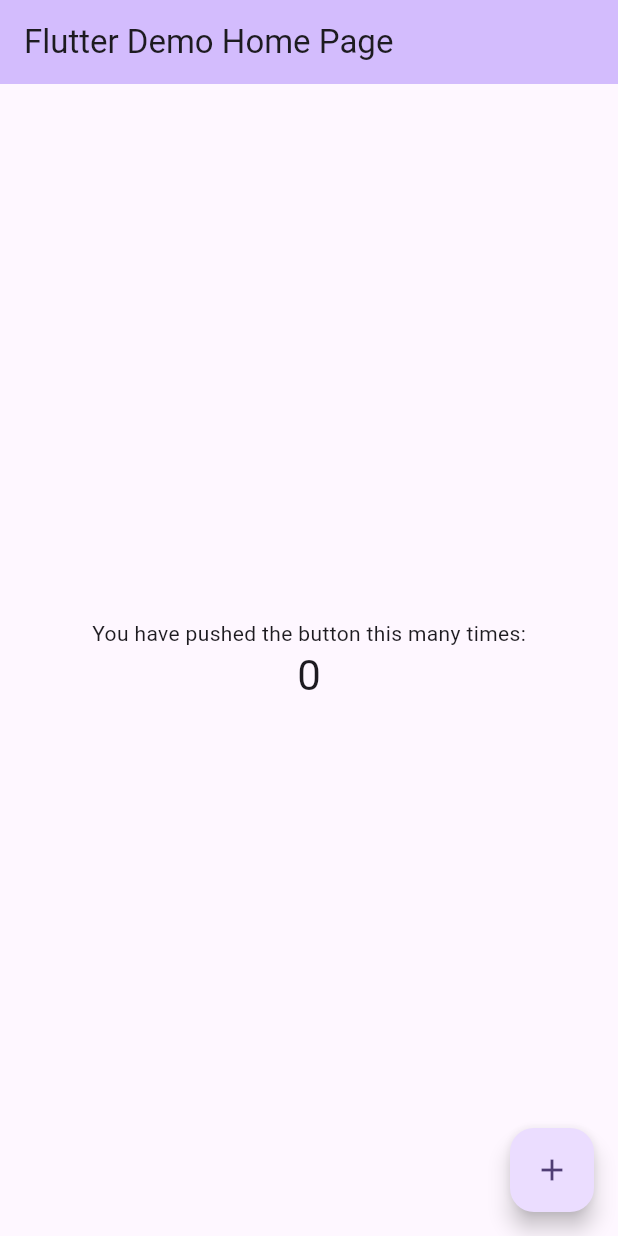
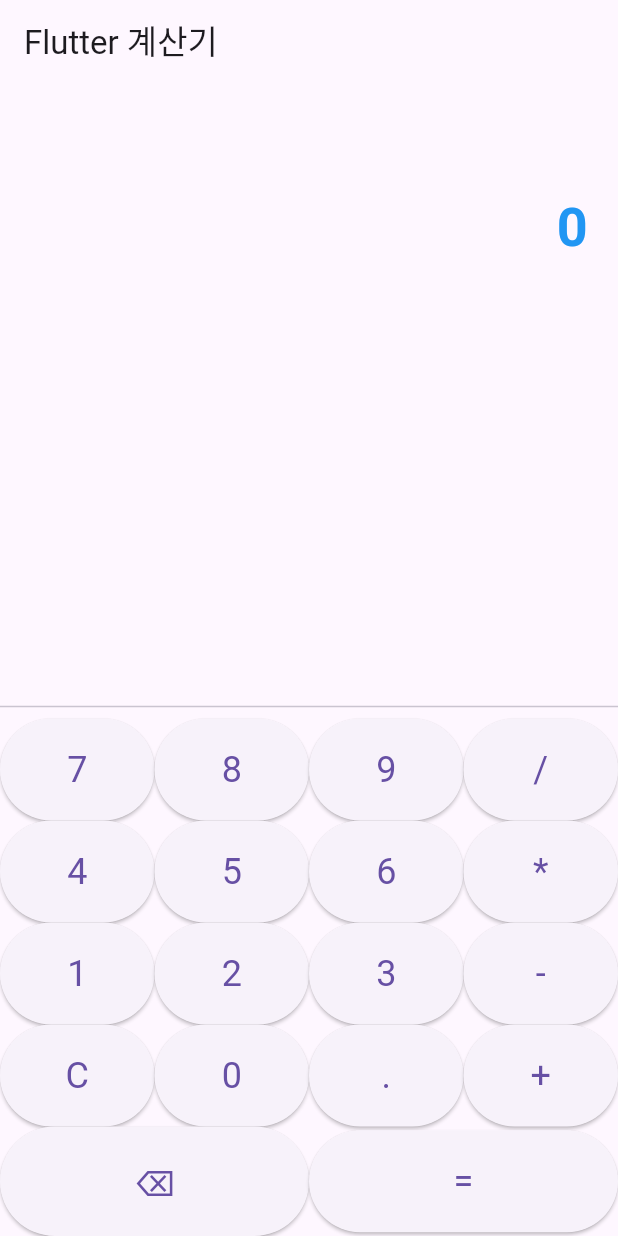
Before and after one commit to iampeel/flutter_self02, a Flutter app: the screen it shows after launch, on a phone screen of 412 x 824 dp. Run offline on Flutter 3.47's test engine with Material 3 defaults, Android fonts, the phone set to English and light mode, and no system bars; our stand-ins replace math_expressions.

Commit message:
계산기, 주석 안달림

```diff
--- a/lib/main.dart
+++ b/lib/main.dart
@@ -1,125 +1,17 @@
+// main.dart
 import 'package:flutter/material.dart';
+import 'screens/calculator_screen.dart';
 
 void main() {
-  runApp(const MyApp());
+  runApp(CalculatorApp());
 }
 
-class MyApp extends StatelessWidget {
-  const MyApp({super.key});
-
-  // This widget is the root of your application.
+class CalculatorApp extends StatelessWidget {
   @override
   Widget build(BuildContext context) {
     return MaterialApp(
-      title: 'Flutter Demo',
-      theme: ThemeData(
-        // This is the theme of your application.
-        //
-        // TRY THIS: Try running your application with "flutter run". You'll see
-        // the application has a purple toolbar. Then, without quitting the app,
-        // try changing the seedColor in the colorScheme below to Colors.green
-        // and then invoke "hot reload" (save your changes or press the "hot
-        // reload" button in a Flutter-supported IDE, or press "r" if you used
-        // the command line to start the app).
-        //
-        // Notice that the counter didn't reset back to zero; the application
-        // state is not lost during the reload. To reset the state, use hot
-        // restart instead.
-        //
-        // This works for code too, not just values: Most code changes can be
-        // tested with just a hot reload.
-        colorScheme: ColorScheme.fromSeed(seedColor: Colors.deepPurple),
-        useMaterial3: true,
-      ),
-      home: const MyHomePage(title: 'Flutter Demo Home Page'),
+      debugShowCheckedModeBanner: false,
+      home: CalculatorScreen(),
     );
   }
 }
-
-class MyHomePage extends StatefulWidget {
-  const MyHomePage({super.key, required this.title});
-
-  // This widget is the home page of your application. It is stateful, meaning
-  // that it has a State object (defined below) that contains fields that affect
-  // how it looks.
-
-  // This class is the configuration for the state. It holds the values (in this
-  // case the title) provided by the parent (in this case the App widget) and
-  // used by the build method of the State. Fields in a Widget subclass are
-  // always marked "final".
-
-  final String title;
-
-  @override
-  State<MyHomePage> createState() => _MyHomePageState();
-}
-
-class _MyHomePageState extends State<MyHomePage> {
-  int _counter = 0;
-
-  void _incrementCounter() {
-    setState(() {
-      // This call to setState tells the Flutter framework that something has
-      // changed in this State, which causes it to rerun the build method below
-      // so that the display can reflect the updated values. If we changed
-      // _counter without calling setState(), then the build method would not be
-      // called again, and so nothing would appear to happen.
-      _counter++;
-    });
-  }
-
-  @override
-  Widget build(BuildContext context) {
-    // This method is rerun every time setState is called, for instance as done
-    // by the _incrementCounter method above.
-    //
-    // The Flutter framework has been optimized to make rerunning build methods
-    // fast, so that you can just rebuild anything that needs updating rather
-    // than having to individually change instances of widgets.
-    return Scaffold(
-      appBar: AppBar(
-        // TRY THIS: Try changing the color here to a specific color (to
-        // Colors.amber, perhaps?) and trigger a hot reload to see the AppBar
-        // change color while the other colors stay the same.
-        backgroundColor: Theme.of(context).colorScheme.inversePrimary,
-        // Here we take the value from the MyHomePage object that was created by
-        // the App.build method, and use it to set our appbar title.
-        title: Text(widget.title),
-      ),
-      body: Center(
-        // Center is a layout widget. It takes a single child and positions it
-        // in the middle of the parent.
-        child: Column(
-          // Column is also a layout widget. It takes a list of children and
-          // arranges them vertically. By default, it sizes itself to fit its
-          // children horizontally, and tries to be as tall as its parent.
-          //
-          // Column has various properties to control how it sizes itself and
-          // how it positions its children. Here we use mainAxisAlignment to
-          // center the children vertically; the main axis here is the vertical
-          // axis because Columns are vertical (the cross axis would be
-          // horizontal).
-          //
-          // TRY THIS: Invoke "debug painting" (choose the "Toggle Debug Paint"
-          // action in the IDE, or press "p" in the console), to see the
-          // wireframe for each widget.
-          mainAxisAlignment: MainAxisAlignment.center,
-          children: <Widget>[
-            const Text(
-              'You have pushed the button this many times:',
-            ),
-            Text(
-              '$_counter',
-              style: Theme.of(context).textTheme.headlineMedium,
-            ),
-          ],
-        ),
-      ),
-      floatingActionButton: FloatingActionButton(
-        onPressed: _incrementCounter,
-        tooltip: 'Increment',
-        child: const Icon(Icons.add),
-      ), // This trailing comma makes auto-formatting nicer for build methods.
-    );
-  }
-}
--- /dev/null
+++ b/lib/screens/calculator_screen.dart
@@ -0,0 +1,111 @@
+import 'package:flutter/material.dart';
+import 'package:math_expressions/math_expressions.dart';
+import '../widgets/calculator_button.dart';
+
+class CalculatorScreen extends StatefulWidget {
+  @override
+  _CalculatorScreenState createState() => _CalculatorScreenState();
+}
+
+class _CalculatorScreenState extends State<CalculatorScreen> {
+  String _expression = "";
+  String _output = "0";
+
+  void _onButtonPressed(String value) {
+    setState(() {
+      if (value == "C") {
+        _expression = "";
+        _output = "0";
+      } else if (value == "⌫") {
+        if (_expression.isNotEmpty) {
+          _expression = _expression.substring(0, _expression.length - 1);
+        }
+      } else if (value == "=") {
+        try {
+          _output = _evaluateExpression(_expression);
+        } catch (e) {
+          _output = "Error";
+        }
+      } else {
+        if (_isValidInput(value)) {
+          _expression += value;
+        }
+      }
+    });
+  }
+
+  bool _isValidInput(String value) {
+    if (_expression.isEmpty && (value == "+" || value == "-" || value == "*" || value == "/")) {
+      return false;
+    }
+    if (_expression.endsWith(".") && value == ".") {
+      return false;
+    }
+    if (_expression.isNotEmpty &&
+        "+-*/".contains(_expression[_expression.length - 1]) &&
+        "+-*/".contains(value)) {
+      return false;
+    }
+    return true;
+  }
+
+  String _evaluateExpression(String exp) {
+    try {
+      Parser p = Parser();
+      Expression expression = p.parse(exp);
+      ContextModel cm = ContextModel();
+      double result = expression.evaluate(EvaluationType.REAL, cm);
+      return result.toString();
+    } catch (e) {
+      return "Error";
+    }
+  }
+
+  @override
+  Widget build(BuildContext context) {
+    return Scaffold(
+      appBar: AppBar(title: Text("Flutter 계산기")),
+      body: Column(
+        children: [
+          Expanded(
+            child: Container(
+              alignment: Alignment.bottomRight,
+              padding: EdgeInsets.all(20),
+              child: Column(
+                crossAxisAlignment: CrossAxisAlignment.end,
+                children: [
+                  Text(
+                    _expression,
+                    style: TextStyle(fontSize: 28, fontWeight: FontWeight.w500),
+                  ),
+                  SizedBox(height: 10),
+                  Text(
+                    _output,
+                    style: TextStyle(fontSize: 36, fontWeight: FontWeight.bold, color: Colors.blue),
+                  ),
+                ],
+              ),
+            ),
+          ),
+          Divider(),
+          Column(
+            children: [
+              Row(children: [_buildButton("7"), _buildButton("8"), _buildButton("9"), _buildButton("/")]),
+              Row(children: [_buildButton("4"), _buildButton("5"), _buildButton("6"), _buildButton("*")]),
+              Row(children: [_buildButton("1"), _buildButton("2"), _buildButton("3"), _buildButton("-")]),
+              Row(children: [_buildButton("C"), _buildButton("0"), _buildButton("."), _buildButton("+")]),
+              Row(children: [_buildButton("⌫"), _buildButton("=")]),
+            ],
+          )
+        ],
+      ),
+    );
+  }
+
+  Widget _buildButton(String text) {
+    return CalculatorButton(
+      text: text,
+      onPressed: () => _onButtonPressed(text),
+    );
+  }
+}
--- /dev/null
+++ b/lib/widgets/calculator_button.dart
@@ -0,0 +1,22 @@
+import 'package:flutter/material.dart';
+
+class CalculatorButton extends StatelessWidget {
+  final String text;
+  final VoidCallback onPressed;
+
+  CalculatorButton({required this.text, required this.onPressed});
+
+  @override
+  Widget build(BuildContext context) {
+    return Expanded(
+      child: ElevatedButton(
+        onPressed: onPressed,
+        style: ElevatedButton.styleFrom(
+          padding: EdgeInsets.all(20),
+          textStyle: TextStyle(fontSize: 24),
+        ),
+        child: Text(text),
+      ),
+    );
+  }
+}
--- a/pubspec.yaml
+++ b/pubspec.yaml
@@ -30,6 +30,8 @@ environment:
 dependencies:
   flutter:
     sdk: flutter
+  math_expressions: ^2.0.0
+
 
   # The following adds the Cupertino Icons font to your application.
   # Use with the CupertinoIcons class for iOS style icons.
```
Also changed, not shown: pubspec.lock.
